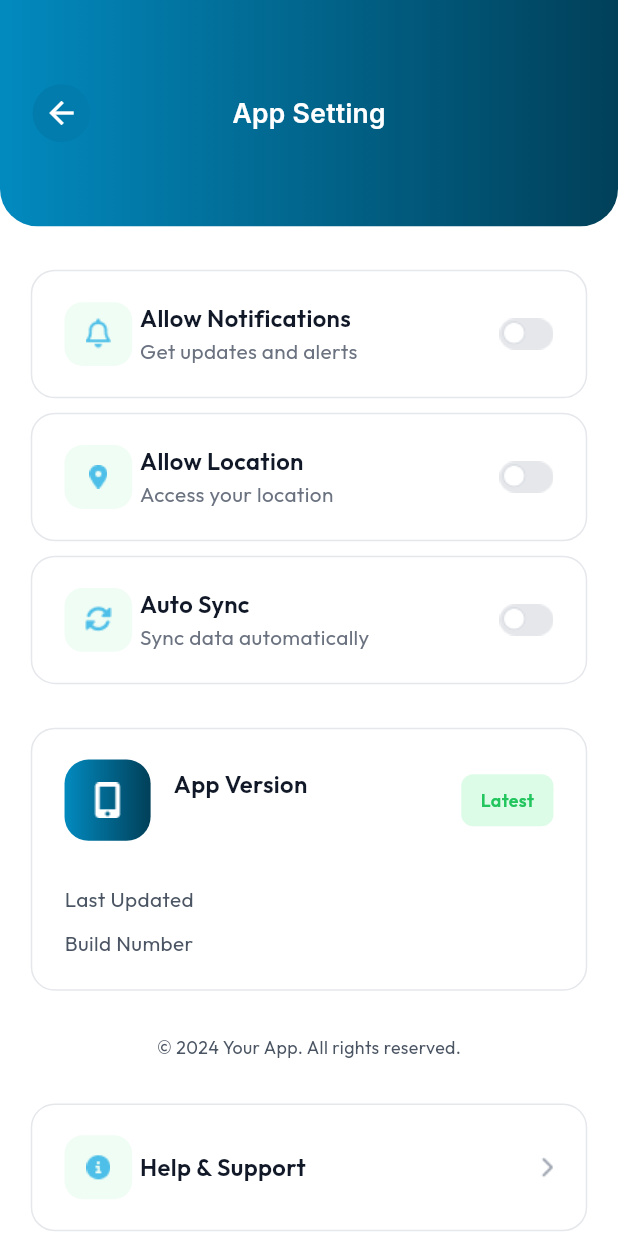
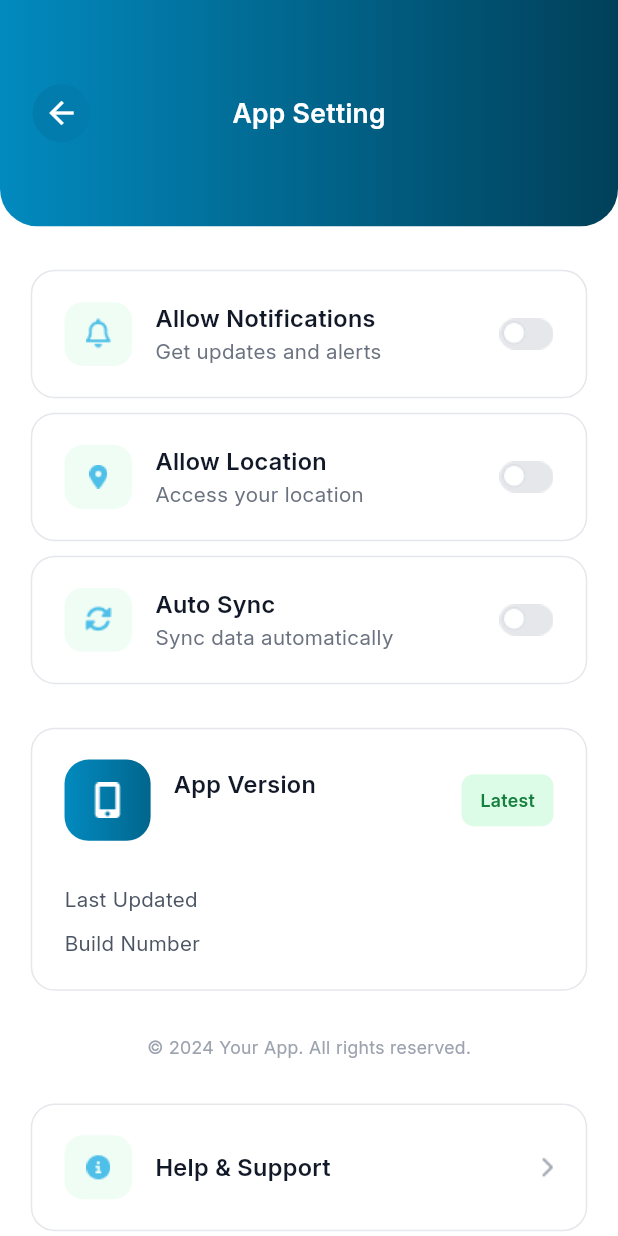
Before and after one commit to waizkamboh/clean_trust, a Flutter app: the AppSettingScreen screen opened directly, on a phone screen of 412 x 824 dp. Run offline on Flutter 3.47's test engine with Material 3 defaults, Android fonts, the phone set to English and light mode, and no system bars; our stand-ins replace connectivity_plus, dropdown_search, file_picker, flutter_spinkit, geocoding, geolocator and 5 more; missing offline and left inert: mobile_scanner; accounts and stored records are empty; network calls fail.

Commit message:
set color and font in app setting screen

```diff
--- a/lib/main.dart
+++ b/lib/main.dart
@@ -14,6 +14,7 @@ import 'package:clean_trust/view/screens/home/leave_request/leave_request_screen
 import 'package:clean_trust/view/screens/onboarding/onboarding_screen1.dart';
 import 'package:clean_trust/view/screens/onboarding/onboarding_screen2.dart';
 import 'package:clean_trust/view/screens/profile/app_setting_Screen.dart';
+import 'package:clean_trust/view/screens/profile/change_password_screen.dart';
 import 'package:clean_trust/view/screens/profile/edit_profile_screen.dart';
 import 'package:clean_trust/view/screens/profile/profile_screen.dart';
 import 'package:clean_trust/view/screens/splash/splash_screen.dart';
@@ -41,7 +42,7 @@ class MyApp extends StatelessWidget {
       theme: ThemeData(
         colorScheme: ColorScheme.fromSeed(seedColor: Colors.deepPurple),
       ),
-      home: AppSettingScreen(),
+      home: ChangePasswordScreen(),
       locale: LocalizationService.locale ,
       fallbackLocale: LocalizationService.fallbackLocale,
       translations: LocalizationService(),
--- a/lib/util/app_colors.dart
+++ b/lib/util/app_colors.dart
@@ -9,6 +9,7 @@ class AppColors {
   static const kGradientColor3 = Color(0xff018BC1);
   static const kGradientColor4 = Color(0xff00425B);
   static const kGradientColor5 = Color(0xff028ABF);
+  static const kGradientColor8 = Color(0xff01668D);
   static const kGradientColor6 = Color(0xff014059);
   static const kGradientColor7 = Color(0xff01648B);
   static const kCharcoalBlackColor = Color(0xff191A1C);
@@ -46,6 +47,7 @@ class AppColors {
   static const kSkyBlue = Color(0xff0285B9);
   static const kLavenderGrey = Color(0xffADAEBC);
   static const kMediumGrey = Color(0xff9CA3AF);
+  static const kDeepGreen = Color(0xff15803D);
 
 
 
--- a/lib/view/screens/profile/app_setting_Screen.dart
+++ b/lib/view/screens/profile/app_setting_Screen.dart
@@ -26,6 +26,10 @@ class AppSettingScreen extends StatelessWidget {
             TopHeader(title: 'appSettingScreen1'.tr),
             SizedBox(height: getHeight(30)),
 
+            Padding(
+              padding:  EdgeInsets.symmetric(horizontal: getWidth(20)),
+              child: Column(
+                children: [
                   Obx(() => GestureDetector(
                     onTap: () {
                       controller.updateAppSetting(
@@ -108,7 +112,7 @@ class AppSettingScreen extends StatelessWidget {
                                 gradient: LinearGradient(
                                   colors: [
                                     AppColors.kGradientColor5,
-                              AppColors.kGradientColor6,
+                                    AppColors.kGradientColor8,
                                   ],
                                 ),
                                 borderRadius: BorderRadius.circular(16),
@@ -124,13 +128,13 @@ class AppSettingScreen extends StatelessWidget {
                               children: [
                                 Text(
                                   'appSettingScreen8'.tr,
-                            style: kSize16W600KBlackColorOutfitSemiBold.copyWith(
+                                  style: kSize16W600kMidnightBlueColorInterSemiBold.copyWith(
                                     color: AppColors.kMidnightBlueColor,
                                   ),
                                 ),
                                 Obx(() => Text(
                                   controller.appVersion.value, // appSettingScreen9
-                            style: kSize16W400KWhiteColorOutfitRegular.copyWith(
+                                  style: kSize17W400KCharcoalBlackColorInterRegular.copyWith(
                                     fontSize: getFont(14),
                                     color: AppColors.kCoolGreyColor,
                                   ),
@@ -139,7 +143,7 @@ class AppSettingScreen extends StatelessWidget {
                             ),
                             const Spacer(),
                             Container(
-                        width: getWidth(60),
+                              width: getWidth(59.72),
                               height: getHeight(36),
                               decoration: BoxDecoration(
                                 color: AppColors.kLightGreenColor,
@@ -148,9 +152,9 @@ class AppSettingScreen extends StatelessWidget {
                               child: Center(
                                 child: Text(
                                   'appSettingScreen10'.tr,
-                            style: kSize16W600KBlackColorOutfitSemiBold.copyWith(
+                                  style: kSize16W600kMidnightBlueColorInterSemiBold.copyWith(
                                     fontSize: getFont(12),
-                              color: AppColors.kGreenColor,
+                                    color: AppColors.kDeepGreen,
                                   ),
                                 ),
                               ),
@@ -166,14 +170,14 @@ class AppSettingScreen extends StatelessWidget {
                           children: [
                             Text(
                               'appSettingScreen11'.tr,
-                        style: kSize16W400KWhiteColorOutfitRegular.copyWith(
+                              style: kSize17W400KCharcoalBlackColorInterRegular.copyWith(
                                 fontSize: getFont(14),
                                 color: AppColors.kSlateGray,
                               ),
                             ),
                             Obx(() => Text(
                               controller.lastUpdated.value, // appSettingScreen12
-                        style: kSize16W600KBlackColorOutfitSemiBold.copyWith(
+                              style: kSize14W500kForestGreenColorInterMedium.copyWith(
                                 fontSize: getFont(14),
                                 color: AppColors.kMidnightBlueColor,
                               ),
@@ -183,20 +187,19 @@ class AppSettingScreen extends StatelessWidget {
 
                         SizedBox(height: getHeight(10)),
 
-                  /// Build Number
                         Row(
                           mainAxisAlignment: MainAxisAlignment.spaceBetween,
                           children: [
                             Text(
                               'appSettingScreen13'.tr,
-                        style: kSize16W400KWhiteColorOutfitRegular.copyWith(
+                              style: kSize17W400KCharcoalBlackColorInterRegular.copyWith(
                                 fontSize: getFont(14),
                                 color: AppColors.kSlateGray,
                               ),
                             ),
                             Obx(() => Text(
                               controller.buildNumber.value, // appSettingScreen14
-                        style: kSize16W600KBlackColorOutfitSemiBold.copyWith(
+                              style: kSize14W500kForestGreenColorInterMedium.copyWith(
                                 fontSize: getFont(14),
                                 color: AppColors.kMidnightBlueColor,
                               ),
@@ -210,9 +213,9 @@ class AppSettingScreen extends StatelessWidget {
                   SizedBox(height: getHeight(30)),
                   Text(
                     'appSettingScreen15'.tr,
-              style: kSize16W400KWhiteColorOutfitRegular.copyWith(
+                    style: kSize17W400KCharcoalBlackColorInterRegular.copyWith(
                       fontSize: getFont(12),
-                color: AppColors.kSlateGray,
+                      color: AppColors.kMediumGrey,
                     ),
                   ),
                   SizedBox(height: getHeight(30)),
@@ -230,6 +233,11 @@ class AppSettingScreen extends StatelessWidget {
                     title: 'appSettingScreen17'.tr,
                     trailingIcon: AppImages.forwardIcon,
                   ),
+
+                ],
+              ),
+            ),
+
 
             SizedBox(height: getHeight(50)),
           ],
@@ -272,14 +280,14 @@ class AppSettingScreen extends StatelessWidget {
               color: AppColors.kSkyBlueColor,
             ),
           ),
-          SizedBox(width: getWidth(5)),
+          SizedBox(width: getWidth(15)),
           Column(
             crossAxisAlignment: CrossAxisAlignment.start,
             children: [
               Text(
                 title.tr,
                 style:
-                kSize16W600KBlackColorOutfitSemiBold.copyWith(
+                kSize16W600kMidnightBlueColorInterSemiBold.copyWith(
                   color: AppColors.kMidnightBlueColor,
                 ),
               ),
@@ -287,7 +295,7 @@ class AppSettingScreen extends StatelessWidget {
                 Text(
                   subTitle.tr,
                   style:
-                  kSize16W400KWhiteColorOutfitRegular.copyWith(
+                  kSize17W400KCharcoalBlackColorInterRegular.copyWith(
                     fontSize: getFont(14),
                     color: AppColors.kCoolGreyColor,
                   ),
```
Lines whose indentation alone changed are shown as unchanged.
